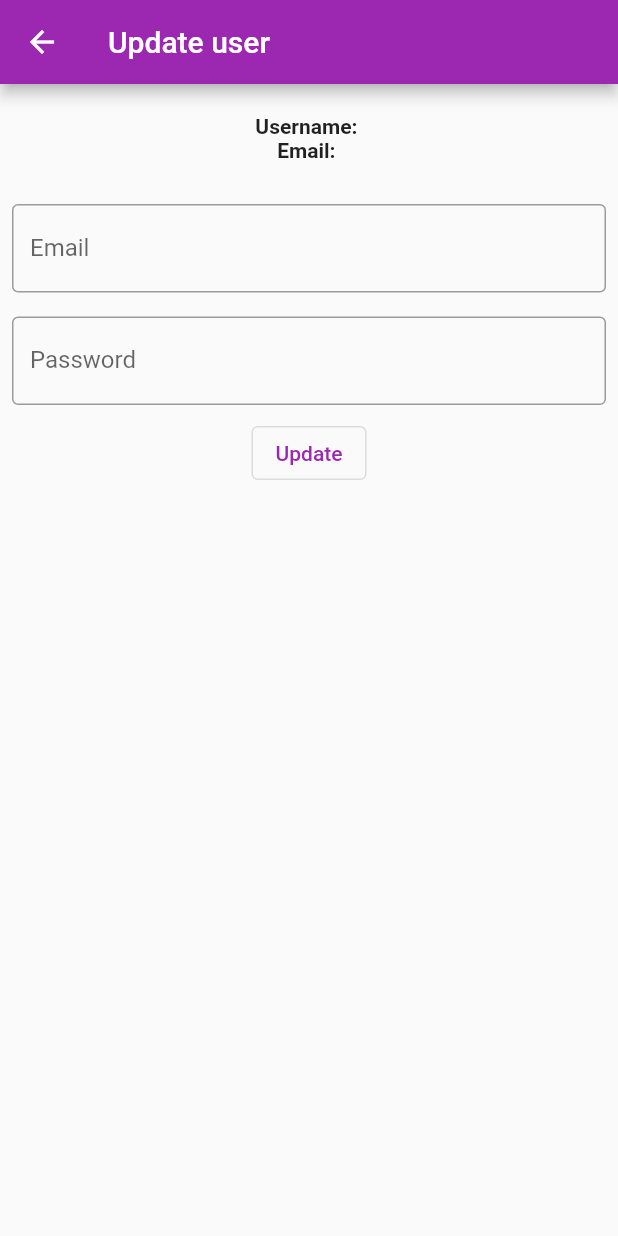
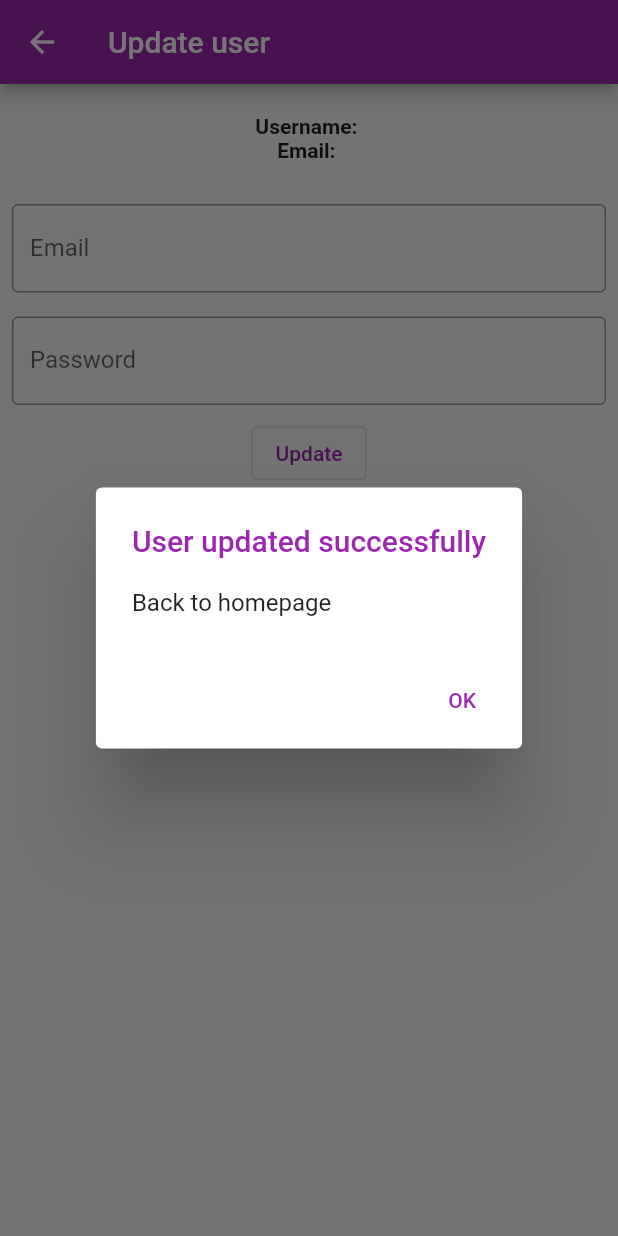
Before and after one commit to thales-goncalves3/projeto-flutter, a Flutter app: the UpdatePage screen opened directly with empty values, after a tap on "Update", on a phone screen of 412 x 824 dp. Run offline on Flutter 3.47's test engine with Material 2 defaults, Android fonts, the phone set to English and light mode, and no system bars; our stand-ins replace hive, hive_flutter, string_validator; accounts and stored records are empty.

```diff
--- a/lib/src/modules/database/database.dart
+++ b/lib/src/modules/database/database.dart
@@ -1,3 +1,5 @@
+import 'dart:math';
+
 import 'package:basic_form/src/core/models/user_model.dart';
 import 'package:hive/hive.dart';
 
@@ -27,13 +29,39 @@ class Database {
     return null;
   }
 
+  UserModel? getUserWithId(int id) {
+    List<UserModel> listUsers = getAllUsers();
+
+    for (var user in listUsers) {
+      if (user.id == id) {
+        return user;
+      }
+    }
+
+    return null;
+  }
+
   Future<int> addUser(Map<String, dynamic> user) {
     return database.add(user);
   }
 
   void removeUser(int? id) async {
-    print(getAllUsers());
-    print(database.keys);
     await database.delete(id);
   }
+
+  void updateUser(int id, String? email, String? password) async {
+    UserModel? user = getUserWithId(id);
+
+    if (user != null) {
+      if (email != null && email.isNotEmpty) {
+        user = user.copyWith(email: email);
+      }
+
+      if (password != null && password.isNotEmpty) {
+        user = user.copyWith(password: password);
+      }
+
+      await database.put(id, user.toMap());
+    }
+  }
 }
--- /dev/null
+++ b/lib/src/modules/update/update_controlle.r.dart
@@ -0,0 +1,24 @@
+import 'package:basic_form/src/core/models/user_model.dart';
+
+import '../database/database.dart';
+
+class UpdateController {
+  var database = Database();
+
+  bool checkEmail(String email) {
+    var users = database.getAllUsers();
+
+    for (var element in users) {
+      if (element.email == email) {
+        return true;
+      }
+    }
+
+    return false;
+  }
+
+  bool updateUser(int id, String? email, String? password) {
+    database.updateUser(id, email, password);
+    return true;
+  }
+}
--- a/lib/src/modules/update/update_page.dart
+++ b/lib/src/modules/update/update_page.dart
@@ -1,18 +1,28 @@
 import 'package:basic_form/custom_input.dart';
+import 'package:basic_form/src/modules/update/update_controlle.r.dart';
 import 'package:flutter/material.dart';
 import 'package:string_validator/string_validator.dart' as validator;
 
 import '../../core/models/user_model.dart';
 
-class UpdatePage extends StatelessWidget {
+class UpdatePage extends StatefulWidget {
   UpdatePage({super.key});
 
+  @override
+  State<UpdatePage> createState() => _UpdatePageState();
+}
+
+class _UpdatePageState extends State<UpdatePage> {
   TextEditingController newEmail = TextEditingController();
   TextEditingController newPassword = TextEditingController();
+  var controller = UpdateController();
+  late UserModel data;
 
   @override
   Widget build(BuildContext context) {
-    UserModel data = ModalRoute.of(context)!.settings.arguments as UserModel;
+    setState(() {
+      data = ModalRoute.of(context)!.settings.arguments as UserModel;
+    });
 
     return Scaffold(
       appBar: AppBar(
@@ -36,7 +46,6 @@ class UpdatePage extends StatelessWidget {
             ),
           ),
           Form(
-              autovalidateMode: AutovalidateMode.onUserInteraction,
               child: Column(
             children: [
               Padding(
@@ -45,6 +54,21 @@ class UpdatePage extends StatelessWidget {
                   label: "Email",
                   hintText: "Update your email",
                   controller: newEmail,
+                  validator: (text) {
+                    if (!validator.isEmail(text!)) {
+                      return "This field must be email type";
+                    }
+
+                    if (text == data.email) {
+                      return "The email can't be equal";
+                    }
+
+                    if (controller.checkEmail(text)) {
+                      return "The email is already registered";
+                    }
+
+                    return null;
+                  },
                 ),
               ),
               Padding(
@@ -52,13 +76,44 @@ class UpdatePage extends StatelessWidget {
                 child: CustomInput(
                   label: "Password",
                   hintText: "Update your password",
+                  controller: newPassword,
+                  validator: ((text) {
+                    if (text!.length < 8) {
+                      return "The password must have 8 or more digits";
+                    }
+
+                    if (text == data.password) {
+                      return "The password can't be equal";
+                    }
+                    return null;
+                  }),
                 ),
               ),
               Row(
                 mainAxisAlignment: MainAxisAlignment.center,
                 children: [
                   OutlinedButton(
-                          onPressed: () {}, child: const Text("Update"))
+                      onPressed: () {
+                        if (controller.updateUser(
+                            data.id!, newEmail.text, newPassword.text)) {
+                          showDialog(
+                              context: context,
+                              builder: (BuildContext context) => AlertDialog(
+                                    title: const Text(
+                                      "User updated successfully",
+                                      style: TextStyle(color: Colors.purple),
+                                    ),
+                                    content: const Text("Back to homepage"),
+                                    actions: [
+                                      TextButton(
+                                          onPressed: () => Navigator.of(context)
+                                              .pushNamed("/home_page"),
+                                          child: const Text("OK"))
+                                    ],
+                                  ));
+                        }
+                      },
+                      child: const Text("Update"))
                 ],
               )
             ],
```
Also changed, not shown: lib/dialog_error.dart (deleted, +0 -23 lines), lib/src/modules/home/home_page.dart (+11 -2 lines). Lines whose indentation alone changed are shown as unchanged.
